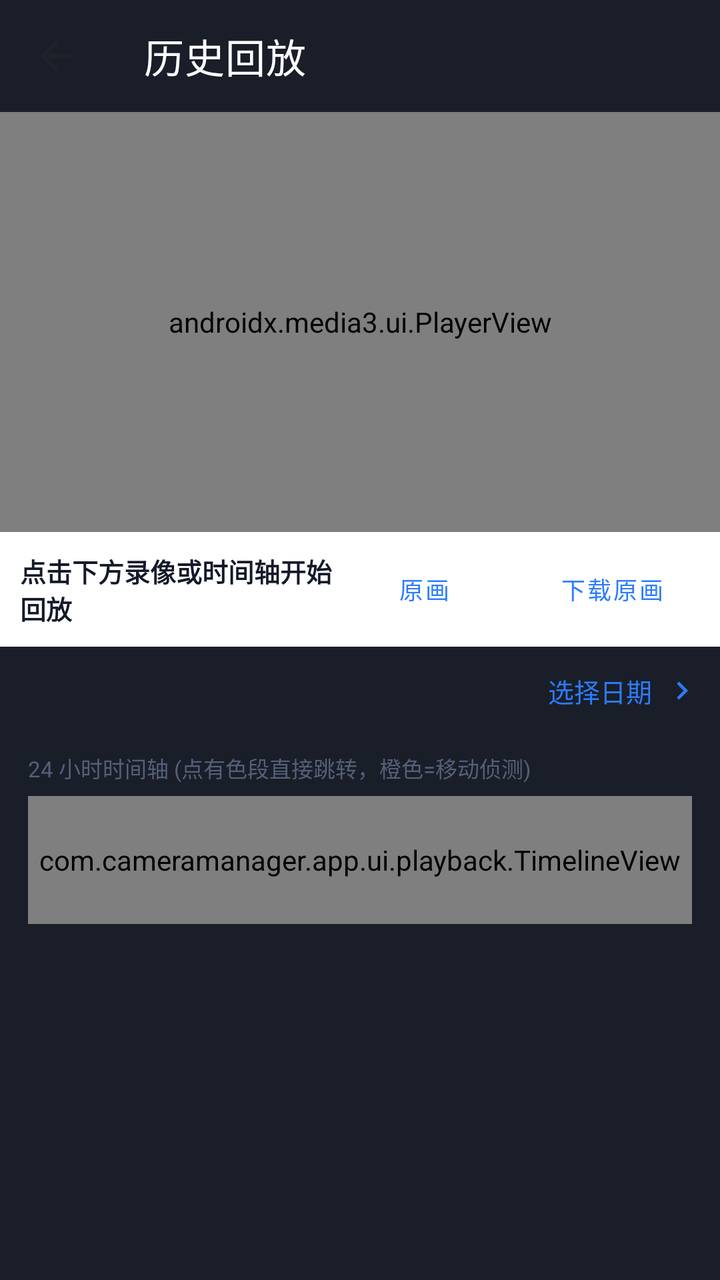
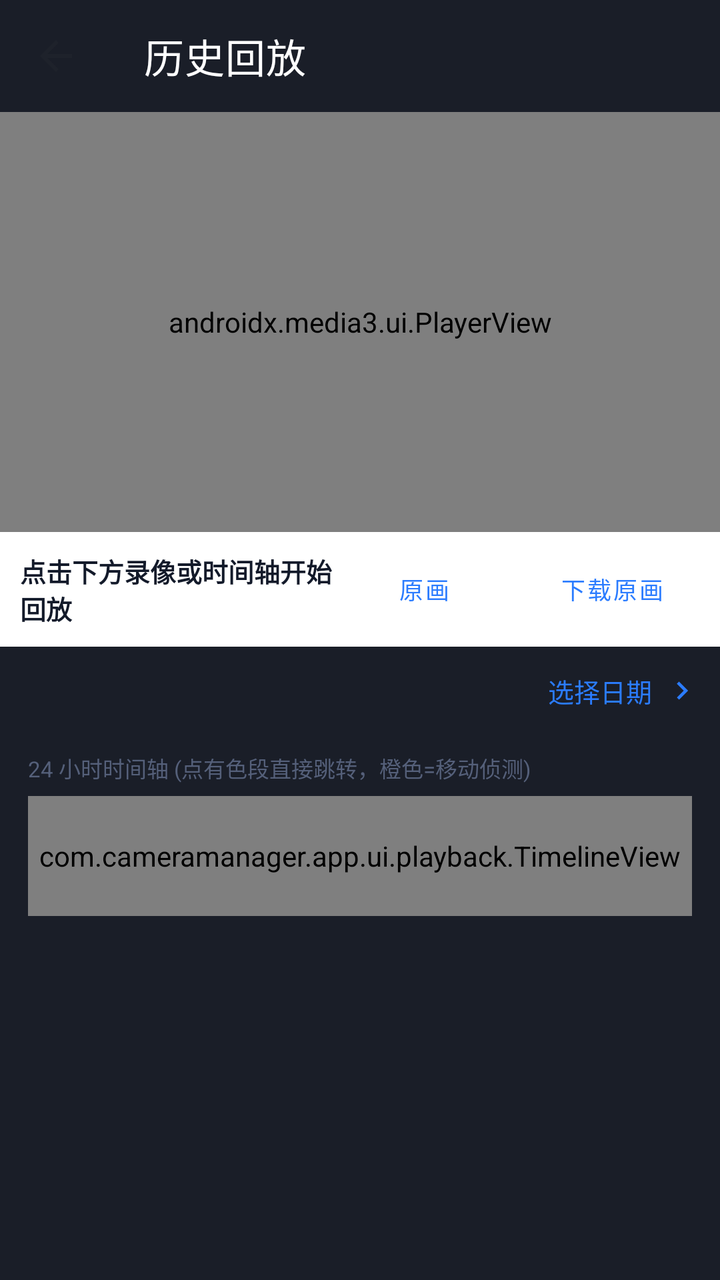

An Android layout rendered at two revisions. The XML below is the earlier revision; the diff shows what the commit changed to produce the second picture.
<!-- AndroidManifest.xml: application theme Theme.CameraManager -->
<!-- res/layout/activity_playback.xml -->
<?xml version="1.0" encoding="utf-8"?>
<LinearLayout xmlns:android="http://schemas.android.com/apk/res/android"
    xmlns:app="http://schemas.android.com/apk/res-auto"
    android:layout_width="match_parent" android:layout_height="match_parent"
    android:orientation="vertical" android:background="@color/bg_dark">

    <com.google.android.material.appbar.MaterialToolbar android:id="@+id/toolbar"
        android:layout_width="match_parent" android:layout_height="?attr/actionBarSize"
        android:background="@color/bg_dark" app:titleTextColor="@color/white"
        app:title="历史回放"
        app:navigationIcon="@drawable/ic_back_dark"/>

    <androidx.media3.ui.PlayerView android:id="@+id/playerView"
        android:layout_width="match_parent" android:layout_height="210dp"
        android:background="#000000" app:resize_mode="fit"
        app:use_controller="true" app:show_buffering="when_playing"/>

    
    <LinearLayout
        android:layout_width="match_parent" android:layout_height="wrap_content"
        android:orientation="horizontal"
        android:gravity="center_vertical"
        android:background="@color/bg_card"
        android:paddingHorizontal="10dp" android:paddingVertical="4dp">
        <TextView android:id="@+id/durationLabel"
            android:layout_width="0dp" android:layout_height="wrap_content"
            android:layout_weight="1"
            android:paddingVertical="6dp"
            android:textColor="@color/text_primary" android:textSize="13sp"
            android:textStyle="bold"
            android:text="点击下方录像或时间轴开始回放"/>
        <Button
            android:id="@+id/btnQuality"
            android:layout_width="wrap_content" android:layout_height="34dp"
            android:layout_marginEnd="6dp"
            style="?attr/materialButtonOutlinedStyle"
            android:textSize="12sp"
            android:text="原画"/>
        <Button
            android:id="@+id/btnDownload"
            android:layout_width="wrap_content" android:layout_height="34dp"
            style="?attr/materialButtonOutlinedStyle"
            android:textSize="12sp"
            android:text="下载原画"/>
    </LinearLayout>

    
    <LinearLayout
        android:id="@+id/barDate"
        android:layout_width="match_parent" android:layout_height="wrap_content"
        android:orientation="horizontal"
        android:gravity="center_vertical"
        android:paddingStart="14dp" android:paddingEnd="10dp"
        android:paddingVertical="12dp"
        android:background="?attr/selectableItemBackground"
        android:clickable="true">
        <TextView android:id="@+id/dateLabel"
            android:layout_width="0dp" android:layout_height="wrap_content"
            android:layout_weight="1"
            android:textColor="@color/text_primary"
            android:textSize="15sp" android:textStyle="bold"/>
        <TextView android:layout_width="wrap_content" android:layout_height="wrap_content"
            android:text="选择日期" android:textColor="@color/brand_primary"
            android:textSize="13sp" android:layout_marginEnd="6dp"/>
        <ImageView android:layout_width="18dp" android:layout_height="18dp"
            android:src="@drawable/ic_chevron_right"
            app:tint="@color/brand_primary"/>
    </LinearLayout>

    <CalendarView android:id="@+id/calendarView"
        android:layout_width="match_parent" android:layout_height="wrap_content"
        android:visibility="gone"
        android:theme="@style/AlertDialogDark"/>

    <TextView
        android:layout_width="match_parent" android:layout_height="wrap_content"
        android:text="24 小时时间轴 (点有色段直接跳转，橙色=移动侦测)"
        android:textSize="11sp" android:textColor="@color/text_secondary"
        android:paddingStart="14dp" android:paddingEnd="14dp"
        android:paddingTop="8dp"/>

    <com.cameramanager.app.ui.playback.TimelineView android:id="@+id/timeline"
        android:layout_width="match_parent" android:layout_height="64dp"
        android:layout_marginHorizontal="14dp" android:layout_marginVertical="6dp"
        android:background="@drawable/bg_ptz_center"
        android:padding="4dp"/>

    <FrameLayout android:layout_width="match_parent" android:layout_height="0dp"
        android:layout_weight="1">
        <androidx.recyclerview.widget.RecyclerView android:id="@+id/recycler"
            android:layout_width="match_parent" android:layout_height="match_parent"
            android:paddingHorizontal="10dp" android:paddingVertical="4dp"/>
        <TextView android:id="@+id/empty"
            android:layout_width="wrap_content" android:layout_height="wrap_content"
            android:layout_gravity="center" android:gravity="center"
            android:textColor="@color/text_secondary" android:visibility="gone"
            android:textSize="13sp"
            android:padding="20dp"
            android:text="当日暂无录像\n· 请确认摄像头已开启移动侦测或定时录像\n· 录像可存在TF卡或本地App录制"/>
    </FrameLayout>
</LinearLayout>
<!-- resources referenced by this layout -->
<resources>
  <color name="bg_card">#FFFFFF</color>
  <color name="bg_dark">#1A1E28</color>
  <color name="brand_primary">#2B7CFF</color>
  <color name="text_primary">#131A2A</color>
  <color name="text_secondary">#55607A</color>
  <color name="white">#FFFFFF</color>
  <!-- drawable bg_ptz_center (drawable) -->
  <?xml version="1.0" encoding="utf-8"?>
  <shape xmlns:android="http://schemas.android.com/apk/res/android" android:shape="oval">
      <gradient
          android:startColor="#2B7CFF"
          android:centerColor="#4D8CFF"
          android:endColor="#1E64D6"
          android:type="radial"
          android:gradientRadius="50%p"/>
      <stroke android:width="0.8dp" android:color="#80FFFFFF"/>
  </shape>
  <!-- drawable ic_back_dark (drawable) -->
  <vector xmlns:android="http://schemas.android.com/apk/res/android"
      android:width="24dp" android:height="24dp"
      android:viewportWidth="24" android:viewportHeight="24">
      <path android:fillColor="#1E222B"
          android:pathData="M20,11H7.8l5.6,-5.6L12,4l-8,8l8,8l1.4,-1.4L7.8,13H20v-2z"/>
  </vector>
  <!-- drawable ic_chevron_right (drawable) -->
  <?xml version="1.0" encoding="utf-8"?>
  <vector xmlns:android="http://schemas.android.com/apk/res/android"
      android:width="24dp" android:height="24dp"
      android:viewportWidth="24" android:viewportHeight="24"
      android:tint="#5C6678">
      <path
          android:fillColor="@android:color/white"
          android:pathData="M10,6l-1.41,1.41L13.17,12l-4.58,4.59L10,18l6,-6z"/>
  </vector>
  <style name="AlertDialogDark" parent="AlertDialogLight" />
  <style name="Theme.CameraManager" parent="Theme.MaterialComponents.Light.NoActionBar">
          <item name="colorPrimary">@color/brand_primary</item>
          <item name="colorPrimaryVariant">@color/brand_primary_dark</item>
          <item name="colorOnPrimary">@color/white</item>
          <item name="colorSecondary">@color/brand_accent</item>
          <item name="colorOnSecondary">@color/white</item>
          <item name="colorSurface">@color/bg_card</item>
          <item name="colorOnSurface">@color/text_primary</item>
          <item name="colorError">@color/error_red</item>
          <item name="android:colorBackground">@color/bg_page</item>
          <item name="android:windowBackground">@color/bg_page</item>
          <item name="android:statusBarColor" tools:targetApi="l">@color/brand_primary</item>
          <item name="android:windowLightStatusBar" tools:targetApi="23">false</item>
          <item name="android:navigationBarColor" tools:targetApi="21">@color/white</item>
          <item name="android:windowLightNavigationBar" tools:targetApi="27">true</item>
          <item name="materialAlertDialogTheme">@style/AlertDialogLight</item>
      </style>
  <style name="AlertDialogLight" parent="ThemeOverlay.MaterialComponents.MaterialAlertDialog">
          <item name="android:background">@color/bg_card</item>
          <item name="android:textColorPrimary">@color/text_primary</item>
          <item name="colorSurface">@color/bg_card</item>
      </style>
  <color name="brand_primary_dark">#1E64D6</color>
  <color name="brand_accent">#12C2A0</color>
  <color name="error_red">#F5555B</color>
  <color name="bg_page">#F4F6FB</color>
</resources>

<!-- the commit's change to res/layout/activity_playback.xml (unified diff, before → after) -->
@@ -80,9 +80,9 @@
         android:paddingTop="8dp"/>
 
     <com.cameramanager.app.ui.playback.TimelineView android:id="@+id/timeline"
-        android:layout_width="match_parent" android:layout_height="64dp"
+        android:layout_width="match_parent" android:layout_height="60dp"
         android:layout_marginHorizontal="14dp" android:layout_marginVertical="6dp"
-        android:background="@drawable/bg_ptz_center"
+        android:background="@drawable/bg_reconnect_card"
         android:padding="4dp"/>
 
     <FrameLayout android:layout_width="match_parent" android:layout_height="0dp"
<!-- resource entries referenced after the edit -->
@@ -6,16 +6,12 @@
   <color name="text_primary">#131A2A</color>
   <color name="text_secondary">#55607A</color>
   <color name="white">#FFFFFF</color>
-  <!-- drawable bg_ptz_center (drawable) -->
+  <!-- drawable bg_reconnect_card (drawable) -->
   <?xml version="1.0" encoding="utf-8"?>
-  <shape xmlns:android="http://schemas.android.com/apk/res/android" android:shape="oval">
-      <gradient
-          android:startColor="#2B7CFF"
-          android:centerColor="#4D8CFF"
-          android:endColor="#1E64D6"
-          android:type="radial"
-          android:gradientRadius="50%p"/>
-      <stroke android:width="0.8dp" android:color="#80FFFFFF"/>
+  <shape xmlns:android="http://schemas.android.com/apk/res/android" android:shape="rectangle">
+      <solid android:color="#80101418"/>
+      <corners android:radius="14dp"/>
+      <stroke android:width="1dp" android:color="#22FFFFFF"/>
   </shape>
   <!-- drawable ic_back_dark (drawable) -->
   <vector xmlns:android="http://schemas.android.com/apk/res/android"
